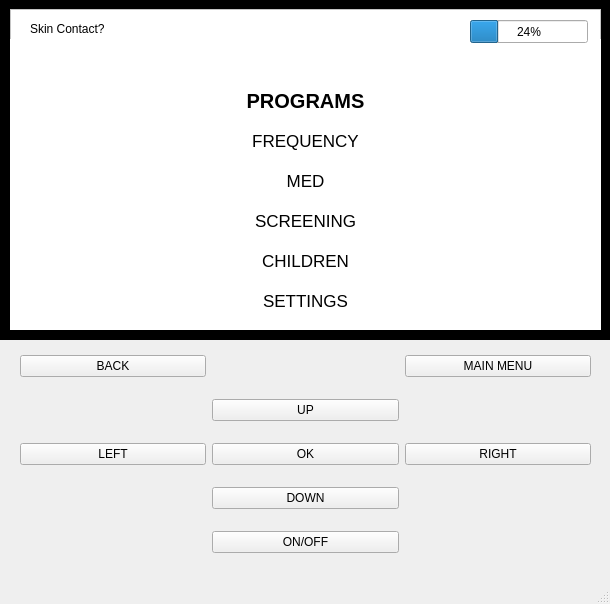
First picture: the form in JoshUI/denasui.ui, repository cameronSlupeiks/DenasEmulator, before the edit.
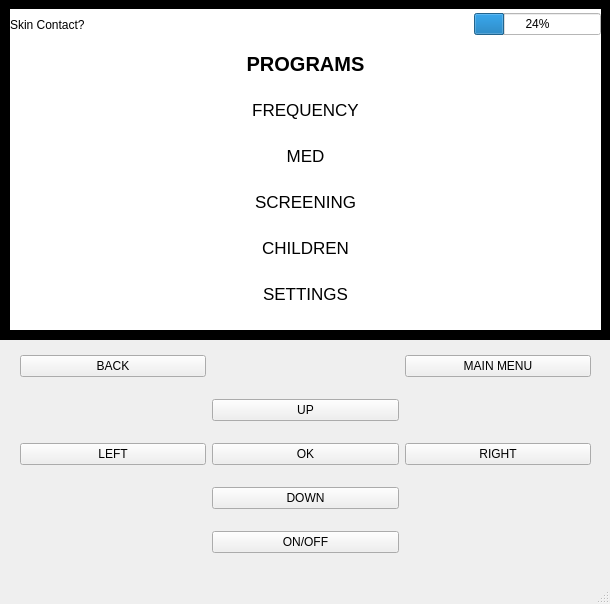
Second picture: the form after the edit.

Commit message: Added functionality for power button.

```diff
--- a/JoshUI/denasui.ui
+++ b/JoshUI/denasui.ui
@@ -14,19 +14,6 @@
    <string>DenasUI</string>
   </property>
   <widget class="QWidget" name="centralwidget">
-   <widget class="QLabel" name="Electrode">
-    <property name="geometry">
-     <rect>
-      <x>30</x>
-      <y>20</y>
-      <width>121</width>
-      <height>17</height>
-     </rect>
-    </property>
-    <property name="text">
-     <string>Skin Contact?</string>
-    </property>
-   </widget>
    <widget class="QWidget" name="gridLayoutWidget">
     <property name="geometry">
      <rect>
@@ -76,6 +63,9 @@
        <property name="text">
         <string>ON/OFF</string>
        </property>
+       <property name="on" stdset="0">
+        <bool>true</bool>
+       </property>
       </widget>
      </item>
      <item row="1" column="1">
@@ -101,20 +91,7 @@
      </item>
     </layout>
    </widget>
-   <widget class="QProgressBar" name="progressBar">
-    <property name="geometry">
-     <rect>
-      <x>470</x>
-      <y>20</y>
-      <width>118</width>
-      <height>23</height>
-     </rect>
-    </property>
-    <property name="value">
-     <number>24</number>
-    </property>
-   </widget>
-   <widget class="QFrame" name="frame">
+   <widget class="QFrame" name="screen">
     <property name="geometry">
      <rect>
       <x>10</x>
@@ -152,9 +129,9 @@
        <property name="geometry">
         <rect>
          <x>10</x>
-         <y>40</y>
+         <y>-3</y>
          <width>591</width>
-         <height>248</height>
+         <height>291</height>
         </rect>
        </property>
        <layout class="QVBoxLayout" name="verticalLayout">
@@ -1014,8 +991,73 @@
       </widget>
      </widget>
     </widget>
+    <widget class="QWidget" name="horizontalLayoutWidget">
+     <property name="geometry">
+      <rect>
+       <x>0</x>
+       <y>0</y>
+       <width>591</width>
+       <height>31</height>
+      </rect>
+     </property>
+     <layout class="QHBoxLayout" name="horizontalLayout">
+      <item>
+       <widget class="QLabel" name="Electrode">
+        <property name="text">
+         <string>Skin Contact?</string>
+        </property>
+       </widget>
+      </item>
+      <item>
+       <spacer name="horizontalSpacer_3">
+        <property name="orientation">
+         <enum>Qt::Horizontal</enum>
+        </property>
+        <property name="sizeHint" stdset="0">
+         <size>
+          <width>40</width>
+          <height>20</height>
+         </size>
+        </property>
+       </spacer>
+      </item>
+      <item>
+       <spacer name="horizontalSpacer">
+        <property name="orientation">
+         <enum>Qt::Horizontal</enum>
+        </property>
+        <property name="sizeHint" stdset="0">
+         <size>
+          <width>40</width>
+          <height>20</height>
+         </size>
+        </property>
+       </spacer>
+      </item>
+      <item>
+       <spacer name="horizontalSpacer_2">
+        <property name="orientation">
+         <enum>Qt::Horizontal</enum>
+        </property>
+        <property name="sizeHint" stdset="0">
+         <size>
+          <width>40</width>
+          <height>20</height>
+         </size>
+        </property>
+       </spacer>
+      </item>
+      <item>
+       <widget class="QProgressBar" name="progressBar">
+        <property name="value">
+         <number>24</number>
+        </property>
+       </widget>
+      </item>
+     </layout>
+    </widget>
    </widget>
-   <widget class="QFrame" name="frame_2">
+   <widget class="QFrame" name="border">
     <property name="geometry">
      <rect>
       <x>-1</x>
@@ -1034,11 +1076,9 @@
      <enum>QFrame::Raised</enum>
     </property>
    </widget>
-   <zorder>frame_2</zorder>
-   <zorder>frame</zorder>
-   <zorder>Electrode</zorder>
+   <zorder>border</zorder>
+   <zorder>screen</zorder>
    <zorder>gridLayoutWidget</zorder>
-   <zorder>progressBar</zorder>
   </widget>
   <widget class="QMenuBar" name="menubar">
    <property name="geometry">
```
The commit also changes 3 other files.
